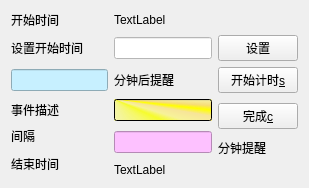
Before: the Qt Designer form ui_guiTimer.ui in karllrak/GUITimer, drawn with Qt 5.
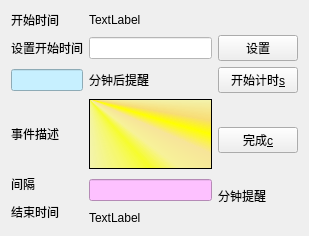
After: the same form once the commit is applied. Icons and pictures are not drawn.

Diff of the .ui file:
```diff
--- a/ui_guiTimer.ui
+++ b/ui_guiTimer.ui
@@ -88,14 +88,6 @@
      </property>
     </widget>
    </item>
-   <item row="3" column="1">
-    <widget class="QLineEdit" name="LEDescription">
-     <property name="styleSheet">
-      <string notr="true">border-color: #7722ff;
-background-color: qconicalgradient(cx:0, cy:0, angle:135, stop:0 rgba(255, 255, 0, 69), stop:0.375 rgba(255, 255, 0, 69), stop:0.423533 rgba(251, 255, 0, 145), stop:0.45 rgba(247, 255, 0, 208), stop:0.477581 rgba(255, 244, 71, 130), stop:0.518717 rgba(255, 218, 71, 130), stop:0.55 rgba(255, 255, 0, 255), stop:0.57754 rgba(255, 203, 0, 130), stop:0.625 rgba(255, 255, 0, 69), stop:1 rgba(255, 255, 0, 69));</string>
-     </property>
-    </widget>
-   </item>
    <item row="3" column="2" rowspan="2">
     <widget class="QPushButton" name="btnComplete">
      <property name="text">
@@ -139,6 +131,13 @@
      </property>
     </widget>
    </item>
+   <item row="3" column="1">
+    <widget class="QTextEdit" name="LEDescription">
+     <property name="styleSheet">
+      <string notr="true">background-color: qconicalgradient(cx:0, cy:0, angle:135, stop:0 rgba(255, 255, 0, 69), stop:0.375 rgba(255, 255, 0, 69), stop:0.423533 rgba(251, 255, 0, 145), stop:0.45 rgba(247, 255, 0, 208), stop:0.477581 rgba(255, 244, 71, 130), stop:0.518717 rgba(255, 218, 71, 130), stop:0.55 rgba(255, 255, 0, 255), stop:0.57754 rgba(255, 203, 0, 130), stop:0.625 rgba(255, 255, 0, 69), stop:1 rgba(255, 255, 0, 69));</string>
+     </property>
+    </widget>
+   </item>
   </layout>
  </widget>
  <resources>
```
